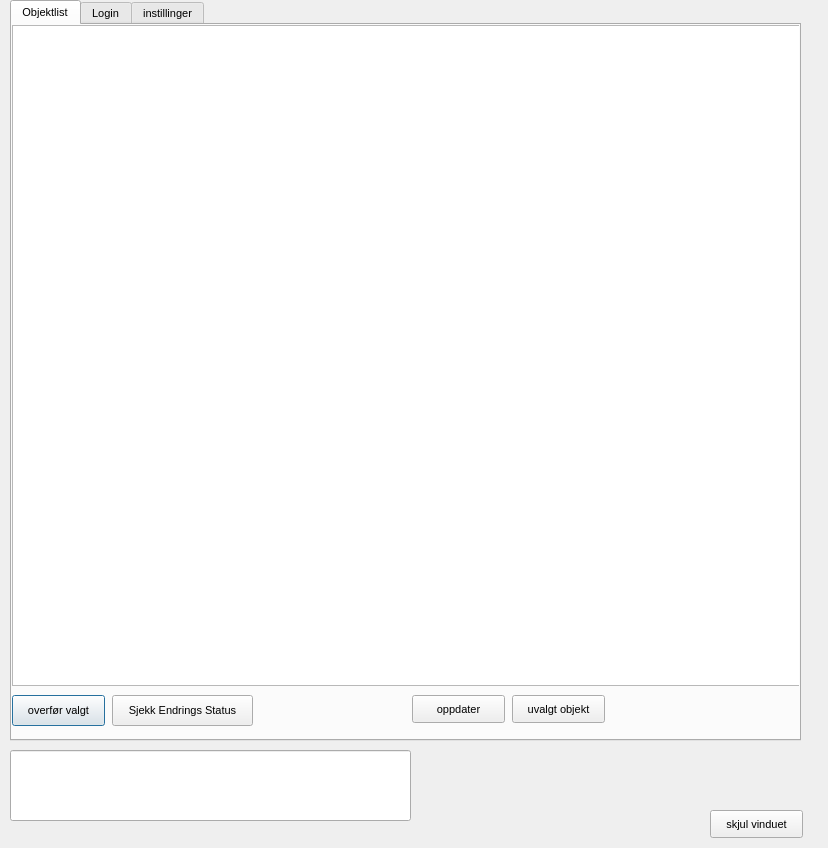
This is nvdbskriv_beta.ui in JACCCostring/NVDBPlugin as Qt 5 draws it before an edit. The edited form follows.
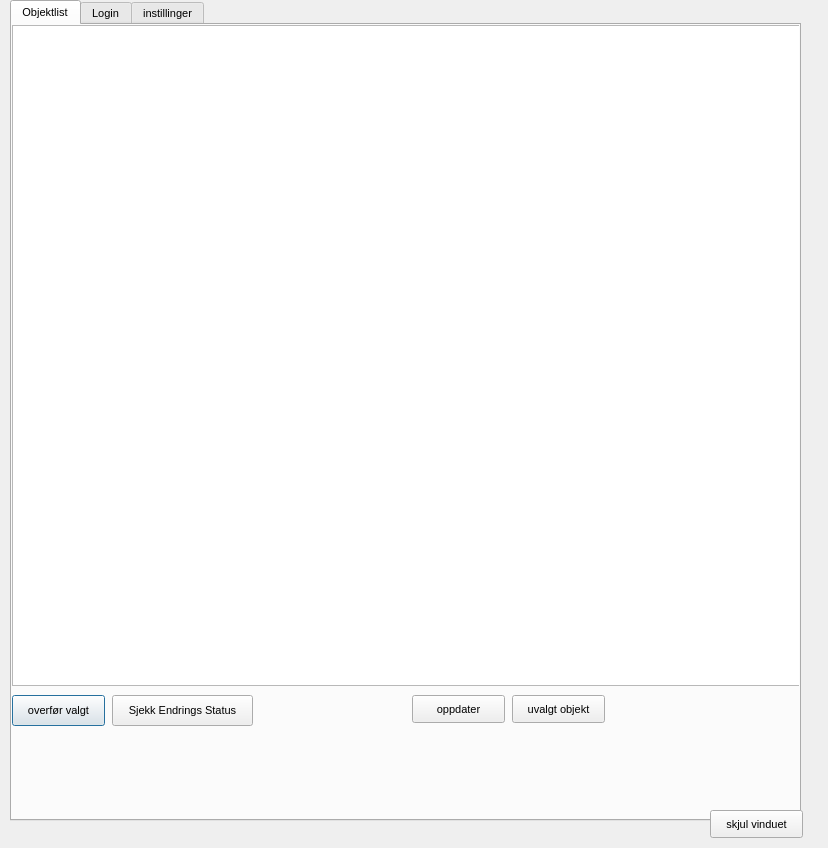
This is the edited form.

```diff
--- a/nvdbskriv_beta.ui
+++ b/nvdbskriv_beta.ui
@@ -24,9 +24,12 @@
      <x>10</x>
      <y>0</y>
      <width>791</width>
-     <height>741</height>
+     <height>821</height>
     </rect>
    </property>
+   <property name="styleSheet">
+    <string notr="true"/>
+   </property>
    <property name="currentIndex">
     <number>0</number>
    </property>
@@ -96,6 +99,31 @@
       <string>Sjekk Endrings Status</string>
      </property>
     </widget>
+    <widget class="QLabel" name="response_endringsset">
+     <property name="geometry">
+      <rect>
+       <x>10</x>
+       <y>730</y>
+       <width>481</width>
+       <height>41</height>
+      </rect>
+     </property>
+     <property name="font">
+      <font>
+       <family>Arial</family>
+       <pointsize>7</pointsize>
+       <weight>75</weight>
+       <italic>true</italic>
+       <bold>true</bold>
+      </font>
+     </property>
+     <property name="styleSheet">
+      <string notr="true">color rgb(255, 255, 0)</string>
+     </property>
+     <property name="text">
+      <string/>
+     </property>
+    </widget>
    </widget>
    <widget class="QWidget" name="tabLogin">
     <attribute name="title">
@@ -394,24 +422,6 @@
     <string>skjul vinduet</string>
    </property>
   </widget>
-  <widget class="QLineEdit" name="response_endringsset">
-   <property name="geometry">
-    <rect>
-     <x>10</x>
-     <y>750</y>
-     <width>401</width>
-     <height>71</height>
-    </rect>
-   </property>
-   <property name="font">
-    <font>
-     <pointsize>9</pointsize>
-    </font>
-   </property>
-   <property name="text">
-    <string/>
-   </property>
-  </widget>
  </widget>
  <resources/>
  <connections/>
```
